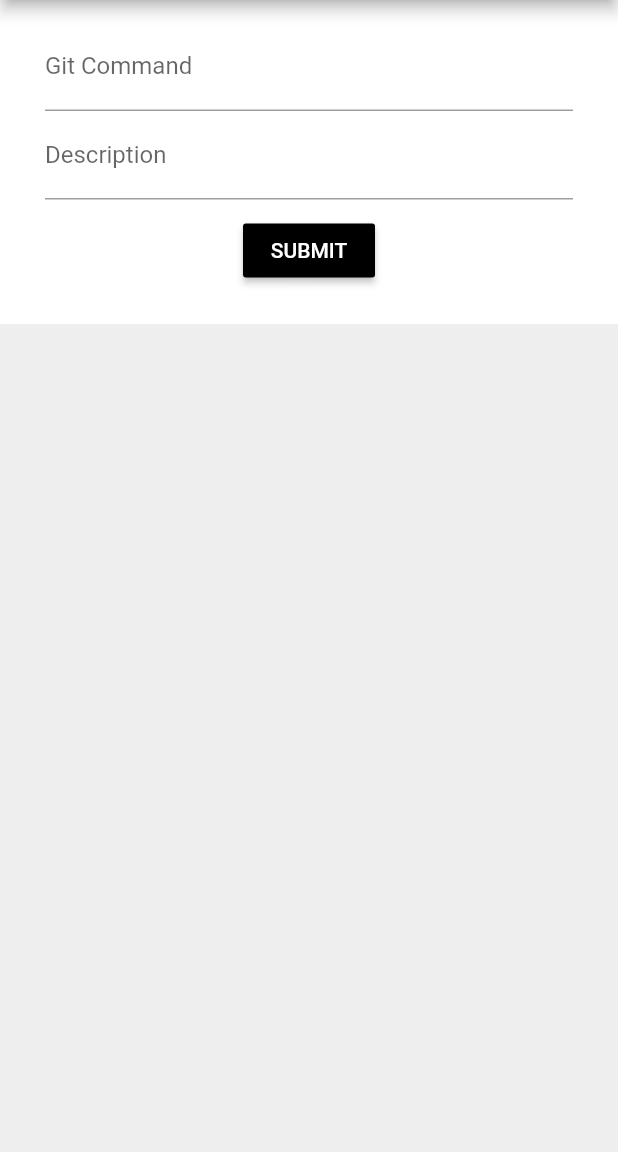
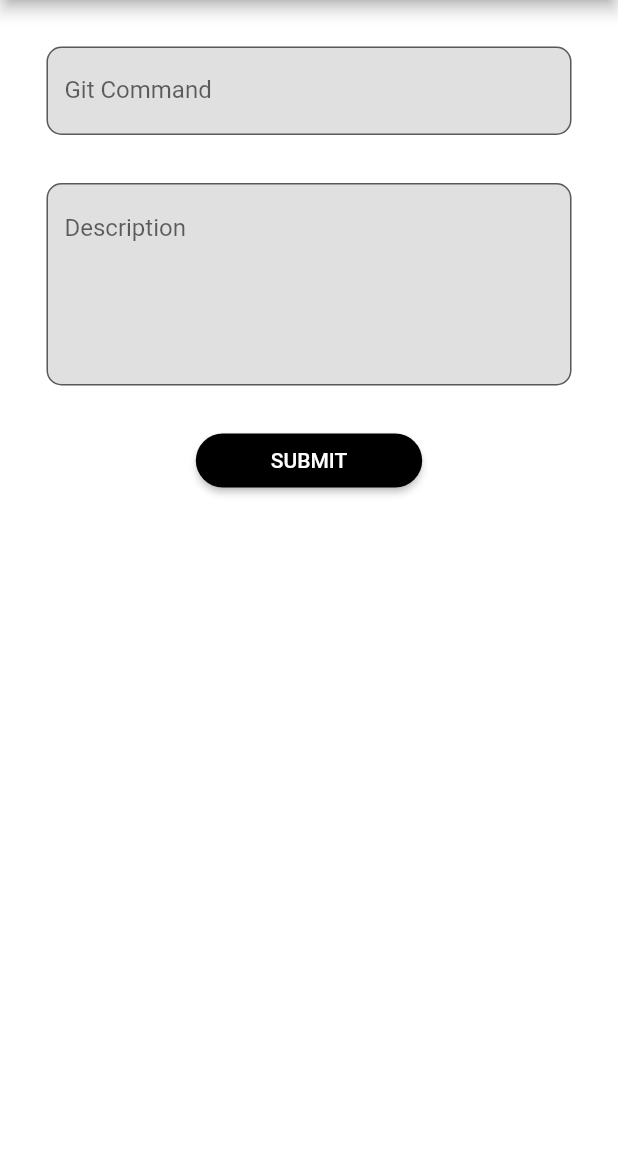
Before and after one commit to ChamilDiluksha/GitHub_Tutorial, a Flutter app: the addGitSteps screen opened directly, on a phone screen of 412 x 824 dp, the part 84-1236 px from its top. Run offline on Flutter 3.47's test engine with Material 2 defaults, Android fonts, the phone set to English and light mode, and no system bars; our stand-ins replace shared_preferences, sqflite; accounts and stored records are empty.

Commit message:
UI/UX improve

```diff
--- a/lib/screens/AdminScreen/AddGitSteps.dart
+++ b/lib/screens/AdminScreen/AddGitSteps.dart
@@ -35,7 +35,7 @@ class _addGitStepsState extends State<addGitSteps> {
   @override
   Widget build(BuildContext context) {
     return Scaffold(
-      backgroundColor: Colors.grey[200],
+      backgroundColor: Colors.white,
       appBar: AppBar(
         backgroundColor: Colors.black,
         title: Center(
@@ -54,7 +54,8 @@ class _addGitStepsState extends State<addGitSteps> {
         ),
       ),
       drawer: NavDrawer(),
-      body: Center(
+      body: SingleChildScrollView(
+        child: Center(
           child: Column(
             mainAxisAlignment: MainAxisAlignment.start,
             children: <Widget>[
@@ -62,29 +63,58 @@ class _addGitStepsState extends State<addGitSteps> {
             ],
           ),
         ),
+      ),
     );
   }
 
   _form() => Container(
       color: Colors.white,
-      padding: EdgeInsets.symmetric(vertical: 15, horizontal: 30),
+      padding: EdgeInsets.symmetric(vertical: 15, horizontal: 15),
       child: Form(
           key: _formKey,
           child: Column(
             children: <Widget>[
-              TextFormField(
-                controller: _ctrlCommand,
-                decoration: InputDecoration(labelText: 'Git Command'),
+              Container(
+                child: new TextFormField (
+                  decoration: new InputDecoration(
+                      labelText: 'Git Command',
+                      border: new OutlineInputBorder(
+                        borderRadius: const BorderRadius.all(
+                          const Radius.circular(10.0),
+                        ),
+                      ),
+                      filled: true,
+                      hintStyle: new TextStyle(color: Colors.grey[800]),
+                      fillColor: Colors.grey[300]),
                   onSaved: (val) => setState(() => _gitmodel.command = val),
                   validator: (val) =>
                   (val.length == 0 ? 'This field is required' : null),
                 ),
-              TextFormField(
-                controller: _ctrlDescription,
-                decoration: InputDecoration(labelText: 'Description'),
+                padding: new EdgeInsets.fromLTRB(16.0, 16.0, 16.0, 16.0),
+              ),
+              Container(
+                child: new TextFormField (
+                  keyboardType: TextInputType.multiline,
+                  textInputAction: TextInputAction.newline,
+                  minLines: 5,
+                  maxLines: 15,
+                  textAlign: TextAlign.start,
+                  decoration: new InputDecoration(
+                      labelText: 'Description',
+                      border: new OutlineInputBorder(
+                        borderRadius: const BorderRadius.all(
+                          const Radius.circular(10.0),
+                        ),
+                      ),
+                      filled: true,
+                      alignLabelWithHint: true,
+                      hintStyle: new TextStyle(color: Colors.grey[800]),
+                      fillColor: Colors.grey[300]),
                   onSaved: (val) => setState(() => _gitmodel.description = val),
                   validator: (val) =>
                   (val.length == 0 ? 'This field is required' : null),
+                ),
+                padding: new EdgeInsets.fromLTRB(16.0, 16.0, 16.0, 16.0),
               ),
               Container(
                 margin: EdgeInsets.all(10.0),
@@ -92,8 +122,10 @@ class _addGitStepsState extends State<addGitSteps> {
                     onPressed: () => _onSubmit(),
                     child: Text('SUBMIT'),
                     color: Colors.black,
+                    padding: EdgeInsets.only(left: 50, right: 50),
                     textColor: Colors.white,
-                ),
+                    shape: RoundedRectangleBorder(
+                        borderRadius: BorderRadius.circular(20))),
               ),
             ],
           )
@@ -108,6 +140,7 @@ class _addGitStepsState extends State<addGitSteps> {
         await _databaseHelper.insertCommands(_gitmodel);
       else
         await _databaseHelper.updateCommands(_gitmodel);
+      _displaySuccess(context);
       _resetForm();
     }
   }
@@ -121,4 +154,33 @@ class _addGitStepsState extends State<addGitSteps> {
     });
   }
 
+  _displaySuccess(BuildContext context) {
+    // set up the button
+    Widget okButton = FlatButton(
+      child: Text("OK"),
+      onPressed: () => {
+        Navigator.push(
+            context,
+            MaterialPageRoute(builder: (context) => AdminHome())
+        ) },
+    );
+
+    // set up the AlertDialog
+    AlertDialog alert = AlertDialog(
+      title: Text("The Record Added"),
+      content: Text("The new Git Command is Added Successfully!!"),
+      actions: [
+        okButton,
+      ],
+    );
+
+    // show the dialog
+    showDialog(
+      context: context,
+      builder: (BuildContext context) {
+        return alert;
+      },
+    );
+
   }
+}
```
Also changed, not shown: lib/screens/AdminScreen/EditGitStep.dart (+9 -0 lines). Lines whose indentation alone changed are shown as unchanged.
